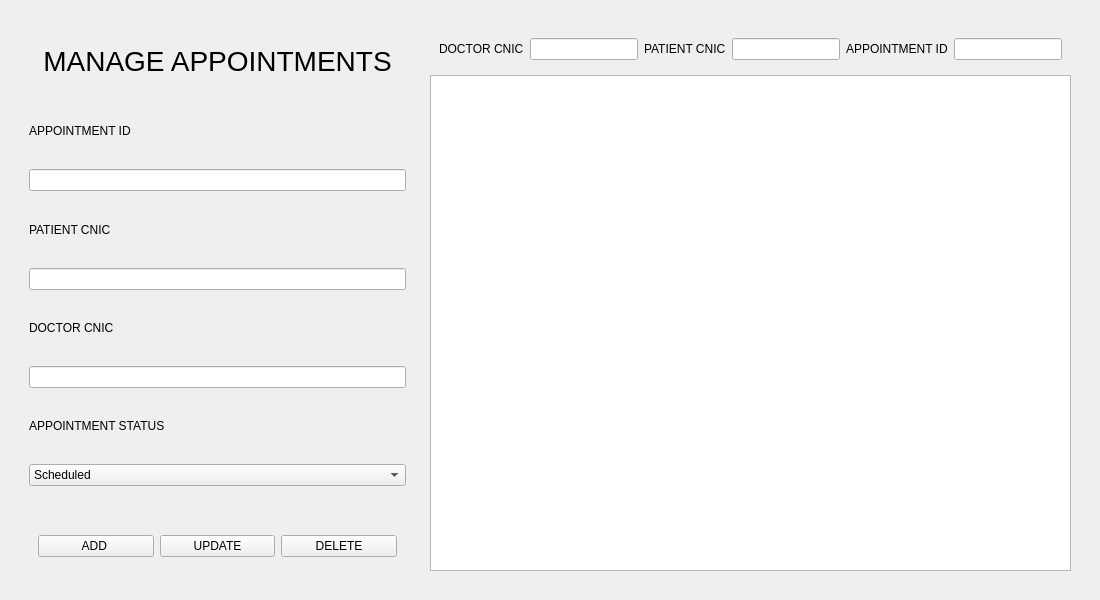
Old version of the form backend/ui/admin/admin_manage_appointment.ui in the repository MZaidNaeem/hospital_management_system.
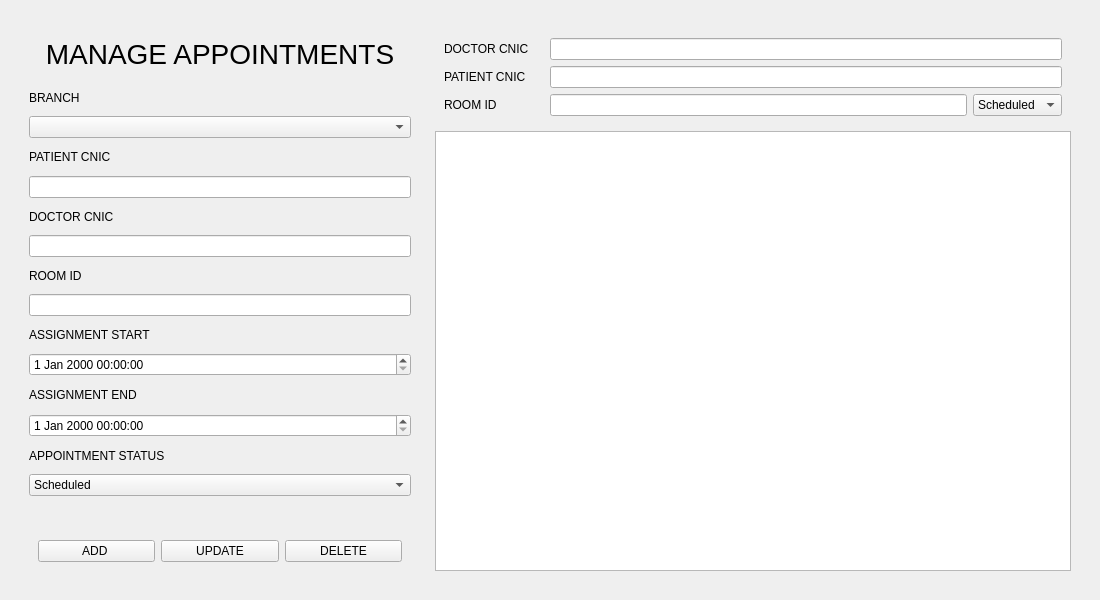
New version of the form.

Commit message: appointment update left

```diff
--- a/backend/ui/admin/admin_manage_appointment.ui
+++ b/backend/ui/admin/admin_manage_appointment.ui
@@ -62,12 +62,12 @@
            <item>
             <widget class="QLabel" name="ap_id_label">
              <property name="text">
-              <string>APPOINTMENT ID</string>
+              <string>BRANCH</string>
              </property>
             </widget>
            </item>
            <item>
-            <widget class="QLineEdit" name="ap_id_input"/>
+            <widget class="QComboBox" name="appointment_branch"/>
            </item>
            <item>
             <widget class="QLabel" name="ap_patient_cnic_label">
@@ -89,6 +89,36 @@
            <item>
             <widget class="QLineEdit" name="ap_doctor_cnic_input"/>
            </item>
+           <item>
+            <widget class="QLabel" name="as_room_id_label">
+             <property name="text">
+              <string>ROOM ID</string>
+             </property>
+            </widget>
+           </item>
+           <item>
+            <widget class="QLineEdit" name="ap_room_id_input"/>
+           </item>
+           <item>
+            <widget class="QLabel" name="as_assignment_start_label">
+             <property name="text">
+              <string>ASSIGNMENT START</string>
+             </property>
+            </widget>
+           </item>
+           <item>
+            <widget class="QDateTimeEdit" name="ap_assignment_start_input"/>
+           </item>
+           <item>
+            <widget class="QLabel" name="as_assignment_end_label">
+             <property name="text">
+              <string>ASSIGNMENT END</string>
+             </property>
+            </widget>
+           </item>
+           <item>
+            <widget class="QDateTimeEdit" name="ap_assignment_end_input"/>
+           </item>
            <item>
             <widget class="QLabel" name="ap_status_label">
              <property name="text">
@@ -179,7 +209,7 @@
          </size>
         </property>
         <layout class="QGridLayout" name="gridLayout_2">
-         <item row="1" column="0">
+         <item row="2" column="0">
           <widget class="QTableView" name="tableView">
            <property name="minimumSize">
             <size>
@@ -195,13 +225,25 @@
            </property>
           </widget>
          </item>
-         <item row="0" column="0">
+         <item row="1" column="0">
           <widget class="QWidget" name="widget_5" native="true">
-           <layout class="QHBoxLayout" name="horizontalLayout_4">
+           <layout class="QVBoxLayout" name="verticalLayout">
             <item>
              <layout class="QHBoxLayout" name="horizontalLayout_2">
               <item>
                <widget class="QLabel" name="ap_search_doctor_cnic_label">
+                <property name="minimumSize">
+                 <size>
+                  <width>100</width>
+                  <height>0</height>
+                 </size>
+                </property>
+                <property name="maximumSize">
+                 <size>
+                  <width>1000</width>
+                  <height>16777215</height>
+                 </size>
+                </property>
                 <property name="text">
                  <string>DOCTOR CNIC</string>
                 </property>
@@ -210,8 +252,24 @@
               <item>
                <widget class="QLineEdit" name="ap_search_doctor_cnic_input"/>
               </item>
+             </layout>
+            </item>
+            <item>
+             <layout class="QHBoxLayout" name="horizontalLayout_10">
               <item>
                <widget class="QLabel" name="ap_search_patient_cnic_label">
+                <property name="minimumSize">
+                 <size>
+                  <width>100</width>
+                  <height>0</height>
+                 </size>
+                </property>
+                <property name="maximumSize">
+                 <size>
+                  <width>1000</width>
+                  <height>16777215</height>
+                 </size>
+                </property>
                 <property name="text">
                  <string>PATIENT CNIC</string>
                 </property>
@@ -220,15 +278,50 @@
               <item>
                <widget class="QLineEdit" name="ap_search_patient_cnic_input"/>
               </item>
+             </layout>
+            </item>
+            <item>
+             <layout class="QHBoxLayout" name="horizontalLayout_4">
               <item>
-               <widget class="QLabel" name="ap_search_id_label">
+               <widget class="QLabel" name="as_search_room_id_label">
+                <property name="minimumSize">
+                 <size>
+                  <width>100</width>
+                  <height>0</height>
+                 </size>
+                </property>
+                <property name="maximumSize">
+                 <size>
+                  <width>1000</width>
+                  <height>16777215</height>
+                 </size>
+                </property>
                 <property name="text">
-                 <string>APPOINTMENT ID</string>
+                 <string>ROOM ID</string>
                 </property>
                </widget>
               </item>
               <item>
-               <widget class="QLineEdit" name="ap_search_id_input_2"/>
+               <widget class="QLineEdit" name="ap_search_room_id_input"/>
+              </item>
+              <item>
+               <widget class="QComboBox" name="search_status_dropbox">
+                <item>
+                 <property name="text">
+                  <string>Scheduled</string>
+                 </property>
+                </item>
+                <item>
+                 <property name="text">
+                  <string>Completed</string>
+                 </property>
+                </item>
+                <item>
+                 <property name="text">
+                  <string>Cancelled</string>
+                 </property>
+                </item>
+               </widget>
               </item>
              </layout>
             </item>
```
Left out of the diff: 2 changed lines with no effect on the pictures. The commit also changes 12 other files.
